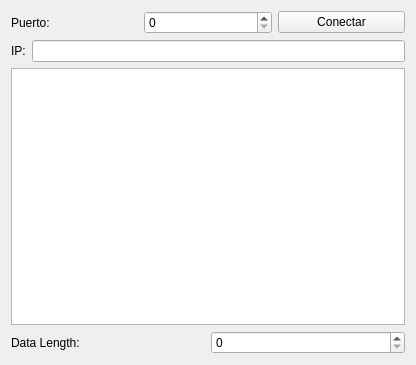
Above: Comunicacion UDP/UDPClient/widget.ui from vicfer89/Qt-CodeRepo_Learning before the change. Below: the same form after it.
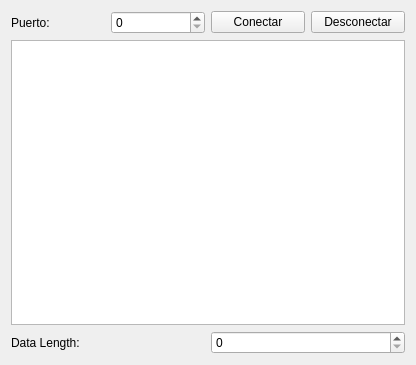
That is the form after the change.

Commit message: Se permite la conexión de cualquier IP para poder capturar datos de STM32. Modificado para poder desconectar y conectar a otro puerto UDP.

```diff
--- a/Comunicacion UDP/UDPClient/widget.ui
+++ b/Comunicacion UDP/UDPClient/widget.ui
@@ -13,6 +13,8 @@
   <property name="windowTitle">
    <string>Widget</string>
   </property>
+  <layout class="QGridLayout" name="gridLayout">
+   <item row="0" column="0">
   <layout class="QVBoxLayout" name="verticalLayout">
    <item>
     <layout class="QHBoxLayout" name="horizontalLayout">
@@ -37,20 +39,13 @@
        </property>
       </widget>
      </item>
-    </layout>
-   </item>
    <item>
-    <layout class="QHBoxLayout" name="horizontalLayout_2">
-     <item>
-      <widget class="QLabel" name="label_2">
+        <widget class="QPushButton" name="desconectar_pushButton">
        <property name="text">
-        <string>IP:</string>
+          <string>Desconectar</string>
        </property>
       </widget>
      </item>
-     <item>
-      <widget class="QLineEdit" name="ip_lineEdit"/>
-     </item>
     </layout>
    </item>
    <item>
@@ -71,6 +66,8 @@
         <number>1024</number>
        </property>
       </widget>
+       </item>
+      </layout>
      </item>
     </layout>
    </item>
```
Lines whose indentation alone changed are shown as unchanged. The commit also changes 2 other files.
